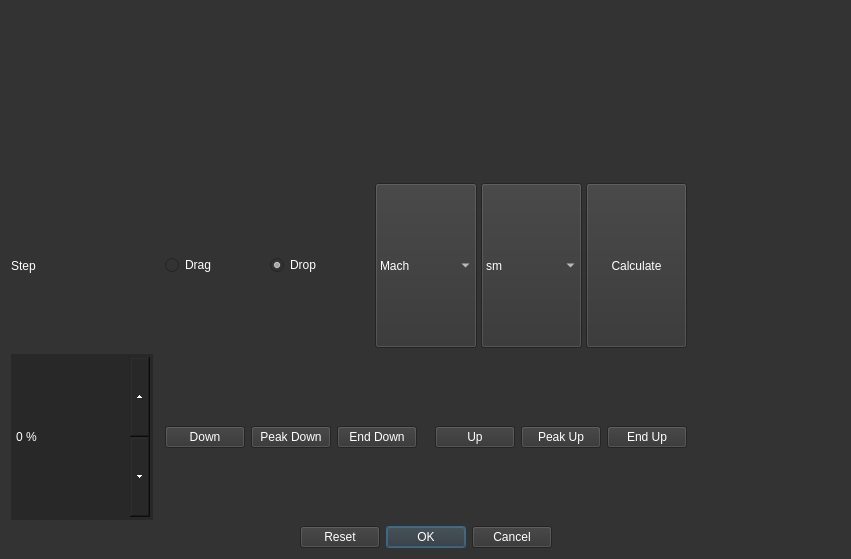
First picture: the form in ui_templates/drag_func_edit.ui, repository o-murphy/archer_ballistics_constructor, before the edit.
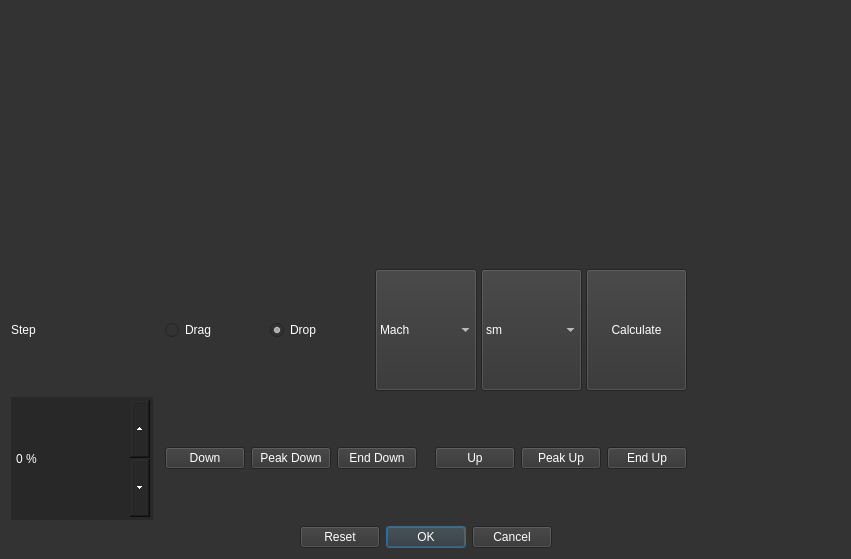
Second picture: the form after the edit. Icons and pictures are not drawn.

What changed in the file:
```diff
--- a/ui_templates/drag_func_edit.ui
+++ b/ui_templates/drag_func_edit.ui
@@ -169,61 +169,10 @@
 </string>
   </property>
   <layout class="QGridLayout" name="gridLayout" columnstretch="0,0,0,0">
-   <item row="2" column="0">
-    <widget class="QSpinBox" name="Step">
-     <property name="sizePolicy">
-      <sizepolicy hsizetype="Preferred" vsizetype="Minimum">
-       <horstretch>0</horstretch>
-       <verstretch>0</verstretch>
-      </sizepolicy>
-     </property>
-     <property name="minimumSize">
-      <size>
-       <width>69</width>
-       <height>0</height>
-      </size>
-     </property>
-     <property name="suffix">
-      <string> %</string>
-     </property>
-     <property name="maximum">
-      <number>100</number>
-     </property>
-    </widget>
+   <item row="0" column="0" colspan="4">
+    <widget class="QWidget" name="widget_5" native="true"/>
    </item>
-   <item row="1" column="0">
-    <widget class="QLabel" name="labelStep">
-     <property name="sizePolicy">
-      <sizepolicy hsizetype="Preferred" vsizetype="Minimum">
-       <horstretch>0</horstretch>
-       <verstretch>0</verstretch>
-      </sizepolicy>
-     </property>
-     <property name="minimumSize">
-      <size>
-       <width>69</width>
-       <height>0</height>
-      </size>
-     </property>
-     <property name="text">
-      <string>Step</string>
-     </property>
-     <property name="margin">
-      <number>6</number>
-     </property>
-    </widget>
-   </item>
-   <item row="3" column="0" colspan="4">
-    <widget class="QDialogButtonBox" name="buttonBox">
-     <property name="standardButtons">
-      <set>QDialogButtonBox::Cancel|QDialogButtonBox::Ok|QDialogButtonBox::Reset</set>
-     </property>
-     <property name="centerButtons">
-      <bool>true</bool>
-     </property>
-    </widget>
-   </item>
-   <item row="2" column="1">
+   <item row="3" column="1">
     <widget class="QWidget" name="widget_3" native="true">
      <property name="sizePolicy">
       <sizepolicy hsizetype="Preferred" vsizetype="Minimum">
@@ -304,10 +253,7 @@
      </layout>
     </widget>
    </item>
-   <item row="0" column="0" colspan="4">
-    <widget class="QWidget" name="widget_5" native="true"/>
-   </item>
-   <item row="2" column="2">
+   <item row="3" column="2">
     <widget class="QWidget" name="widget_2" native="true">
      <property name="sizePolicy">
       <sizepolicy hsizetype="Preferred" vsizetype="Minimum">
@@ -388,7 +334,7 @@
      </layout>
     </widget>
    </item>
-   <item row="1" column="1" colspan="2">
+   <item row="2" column="1" colspan="2">
     <widget class="QWidget" name="widget" native="true">
      <property name="sizePolicy">
       <sizepolicy hsizetype="Preferred" vsizetype="Minimum">
@@ -498,6 +444,63 @@
      </layout>
     </widget>
    </item>
+   <item row="4" column="0" colspan="4">
+    <widget class="QDialogButtonBox" name="buttonBox">
+     <property name="standardButtons">
+      <set>QDialogButtonBox::Cancel|QDialogButtonBox::Ok|QDialogButtonBox::Reset</set>
+     </property>
+     <property name="centerButtons">
+      <bool>true</bool>
+     </property>
+    </widget>
+   </item>
+   <item row="3" column="0">
+    <widget class="QSpinBox" name="Step">
+     <property name="sizePolicy">
+      <sizepolicy hsizetype="Preferred" vsizetype="Minimum">
+       <horstretch>0</horstretch>
+       <verstretch>0</verstretch>
+      </sizepolicy>
+     </property>
+     <property name="minimumSize">
+      <size>
+       <width>69</width>
+       <height>0</height>
+      </size>
+     </property>
+     <property name="suffix">
+      <string> %</string>
+     </property>
+     <property name="maximum">
+      <number>100</number>
+     </property>
+    </widget>
+   </item>
+   <item row="2" column="0">
+    <widget class="QLabel" name="labelStep">
+     <property name="sizePolicy">
+      <sizepolicy hsizetype="Preferred" vsizetype="Minimum">
+       <horstretch>0</horstretch>
+       <verstretch>0</verstretch>
+      </sizepolicy>
+     </property>
+     <property name="minimumSize">
+      <size>
+       <width>69</width>
+       <height>0</height>
+      </size>
+     </property>
+     <property name="text">
+      <string>Step</string>
+     </property>
+     <property name="margin">
+      <number>6</number>
+     </property>
+    </widget>
+   </item>
+   <item row="1" column="0" colspan="4">
+    <widget class="QWidget" name="widget_4" native="true"/>
+   </item>
   </layout>
  </widget>
  <resources/>
```
Left out of the diff: 1 changed line with no effect on the pictures.
